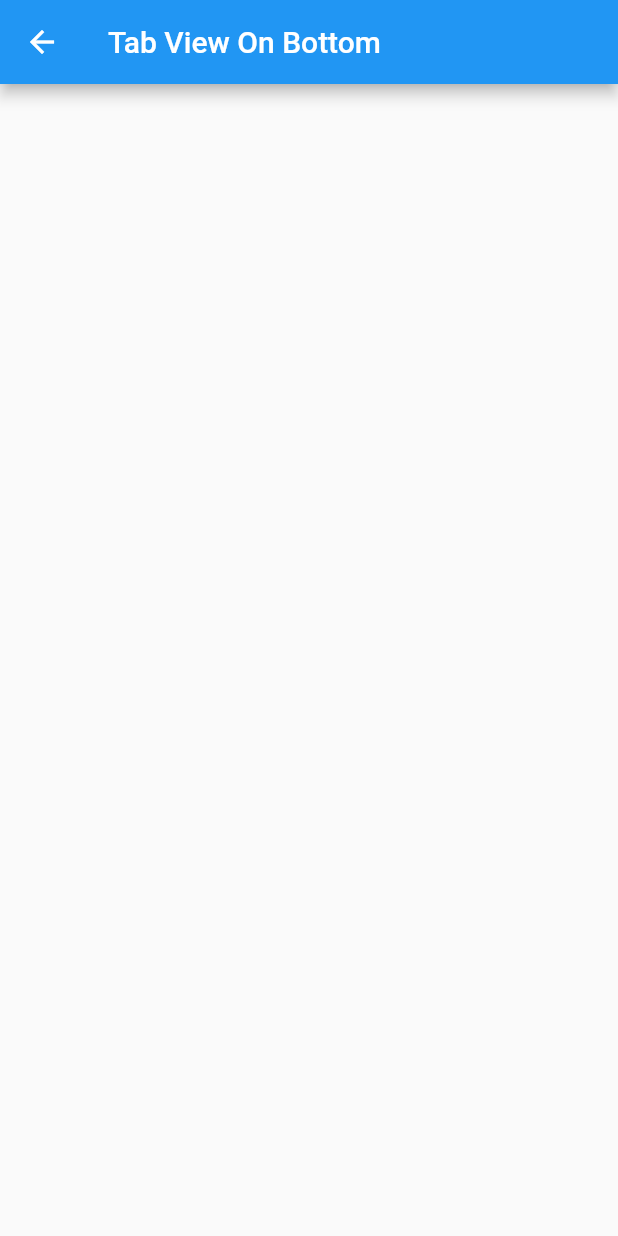
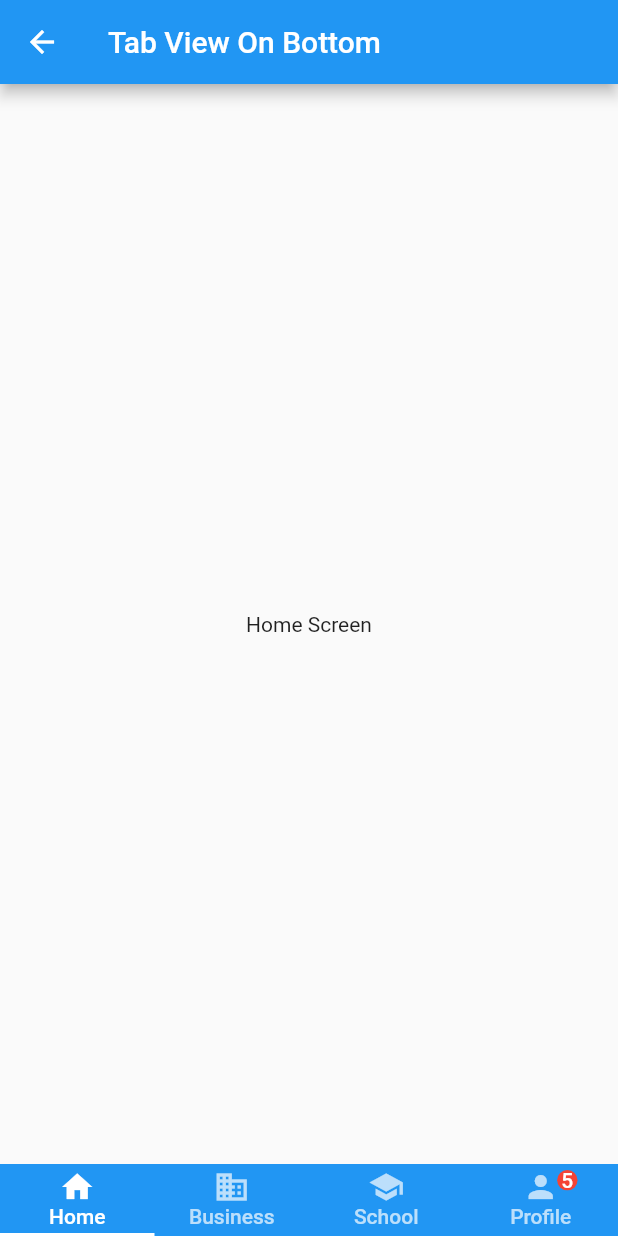
Before and after one commit to vohoangtuit/flutter_tab_bar_view, a Flutter app: the BottomScreen screen opened directly, on a phone screen of 412 x 824 dp. Run offline on Flutter 3.47's test engine with Material 2 defaults, Android fonts, the phone set to English and light mode, and no system bars.

Commit message:
custom tab bar view bottom

```diff
--- a/tab_bar_view/lib/modules/bottom_page.dart
+++ b/tab_bar_view/lib/modules/bottom_page.dart
@@ -1,11 +1,33 @@
 import 'package:flutter/material.dart';
+import 'package:tab_bar_view/modules/tabs/business_tap.dart';
+import 'package:tab_bar_view/modules/tabs/home_tap.dart';
+import 'package:tab_bar_view/modules/tabs/profile_tab.dart';
+import 'package:tab_bar_view/modules/tabs/school_tap.dart';
 
 class BottomScreen extends StatefulWidget {
   @override
   _BottomScreenState createState() => _BottomScreenState();
 }
 
-class _BottomScreenState extends State<BottomScreen> {
+class _BottomScreenState extends State<BottomScreen>
+    with SingleTickerProviderStateMixin {
+  TabController controller;
+
+  @override
+  void initState() {
+    // TODO: implement initState
+    super.initState();
+    // Initialize the Tab Controller
+    controller = TabController(length: 4, vsync: this);
+  }
+
+  @override
+  void dispose() {
+    // Dispose of the Tab Controller
+    controller.dispose();
+    super.dispose();
+  }
+
   @override
   Widget build(BuildContext context) {
     return Scaffold(
@@ -13,7 +35,84 @@ class _BottomScreenState extends State<BottomScreen> {
         title: Text('Tab View On Bottom'),
         centerTitle: false,
       ),
+      body: TabBarView(
+        // Add tabs as widgets
+        children: <Widget>[HomeTap(), Business(), School(), Profile()],
+        // set the controller
+        controller: controller,
+      ),
+      bottomNavigationBar: Material(
+        // set the color of the bottom navigation bar
+        color: Colors.blue,
+        // set the tab bar as the child of bottom navigation bar
+        child: TabBar(
+          tabs: <Tab>[
+            // todo: custom view tabs
+            Tab(child: Column(children: [
+              SizedBox(height: 3,),
+              Icon(Icons.home),
+              Text("Home"),
+            ],)),
+            Tab(child: Column(children: [
+              SizedBox(height: 3,),
+              Icon(Icons.business),
+              Text("Business"),
+            ],)),
+            Tab(child: Column(children: [
+              SizedBox(height: 3,),
+              Icon(Icons.school),
+              Text("School"),
+            ],)),
+            Tab(
+                child: Stack(
+                  children: [
+                    Column(
 
+                      children: [
+                        SizedBox(height: 3,),
+                        Row(
+                            mainAxisAlignment: MainAxisAlignment.center,
+                            children: <Widget>[
+                              Icon(Icons.person),
+                              // Text("0", maxLines: 2,)
+                            ]
+                        ),
+                        // Icon(Icons.person),
+                        Text("Profile"),
+                      ],
+                    ),
+                    Row(
+                        mainAxisAlignment: MainAxisAlignment.end,
+                        children: [
+                          Container(
+                          padding: const EdgeInsets.all(2.8),
+                            margin: const EdgeInsets.only(right: 11),
+                            decoration: new BoxDecoration(
+                              shape: BoxShape.circle,// You can use like this way or like the below line
+                              //borderRadius: new BorderRadius.circular(30.0),
+                              color: Colors.red,
+
+                            ),
+                           child: Text('5', maxLines: 2, style: TextStyle(color: Colors.white, )),
+                          )
+
+                        ]
+                    ),
+
+                  ],
+                )
+            ),
+
+            // todo: default
+            //  Tab(icon: Icon(Icons.home),text: 'Home',),
+//                Tab(icon: Icon(Icons.business),text: 'Business', ),
+//                Tab( icon: Icon(Icons.school),text: 'School',),
+//                Tab(icon: Icon(Icons.person),text: 'Profile',),
+          ],
+          // setup the controller
+          controller: controller,
+        ),
+      ),
     );
   }
 }
--- /dev/null
+++ b/tab_bar_view/lib/modules/tabs/home_tap.dart
@@ -0,0 +1,17 @@
+import 'package:flutter/material.dart';
+
+class HomeTap extends StatelessWidget {
+  @override
+  Widget build(BuildContext context) {
+    return Scaffold(
+      body: Center(
+        child: Column(
+          mainAxisAlignment: MainAxisAlignment.center,
+         children:  [
+           Text("Home Screen"),
+         ],
+        ),
+      ),
+    );
+  }
+}
```
Also changed, not shown: tab_bar_view/lib/base/base_stateless_widget.dart (added, +11 -0 lines), tab_bar_view/lib/modules/tabs/business_tap.dart (added, +17 -0 lines), tab_bar_view/lib/modules/tabs/profile_tab.dart (added, +17 -0 lines), tab_bar_view/lib/modules/tabs/school_tap.dart (added, +17 -0 lines), tab_bar_view/lib/modules/top_page.dart (+40 -11 lines), tab_bar_view/lib/base/base_stateful_widget.dart (added).
